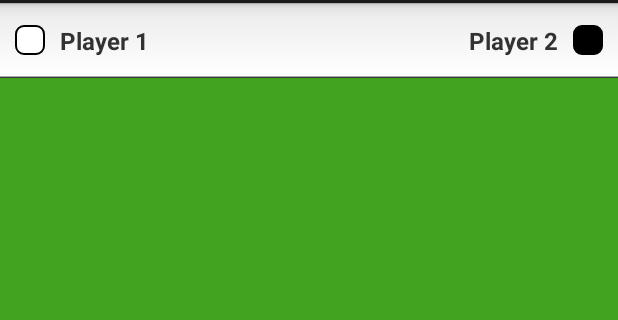
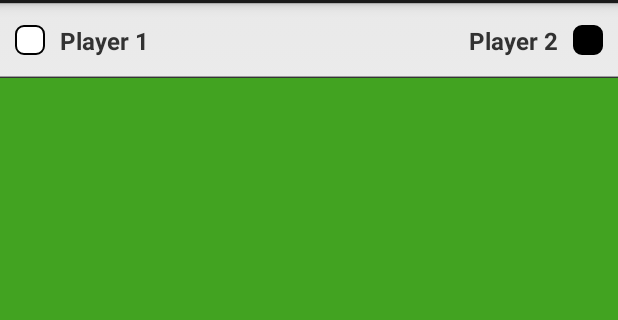
Before and after one commit to damien5314/Flippit, an Android app: the screen it shows after launch (MainActivity), on a phone screen of 412 x 824 dp, the part 69-389 px from its top. Run offline under Robolectric (Android 15) with nearby library versions, the phone set to English and light mode, and no system bars.

Commit message:
Updated icons

```diff
--- a/app/src/main/res/drawable/border.xml
+++ b/app/src/main/res/drawable/border.xml
@@ -5,6 +5,6 @@
 	<gradient
 		android:angle="90"
 		android:startColor="@android:color/black"
-		android:centerColor="@android:color/white"
+		android:centerColor="@android:color/transparent"
 		android:centerX="0.03" />
 </shape>
```
Also changed, not shown: app/src/main/res/drawable-hdpi/ic_launcher.png, app/src/main/res/drawable-mdpi/ic_launcher.png, app/src/main/res/drawable-xhdpi/ic_launcher.png, app/src/main/res/drawable-xxhdpi/ic_launcher.png, app/src/main/res/drawable-xxxhdpi/ic_launcher.png (added).
